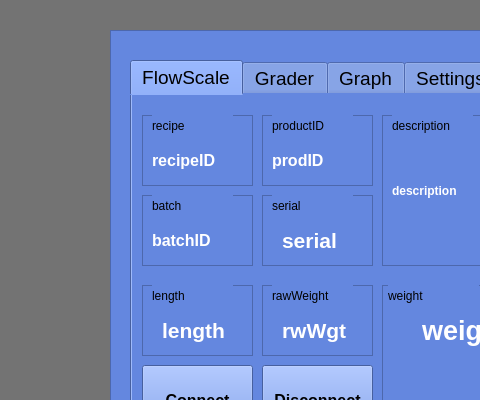
This is flowscale/forms/mainwindow.ui in sigurgeirg/sandbox as Qt 5 draws it before an edit; both pictures show x 0 to 480 and y 0 to 400 of the 800 by 600 pixel window. The edited form follows.
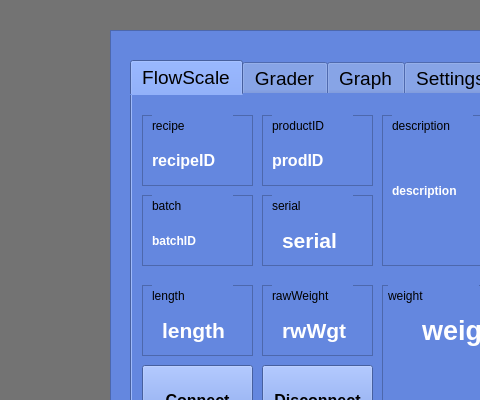
This is the edited form. The open tabs and pages were chosen to show the change. Custom widgets are drawn as their Qt base class.

Patch:
```diff
--- a/flowscale/forms/mainwindow.ui
+++ b/flowscale/forms/mainwindow.ui
@@ -382,7 +382,7 @@
         </property>
         <property name="font">
          <font>
-          <pointsize>12</pointsize>
+          <pointsize>9</pointsize>
           <weight>75</weight>
           <bold>true</bold>
          </font>
```
Left out of the diff: 6 changed lines with no effect on the pictures.
